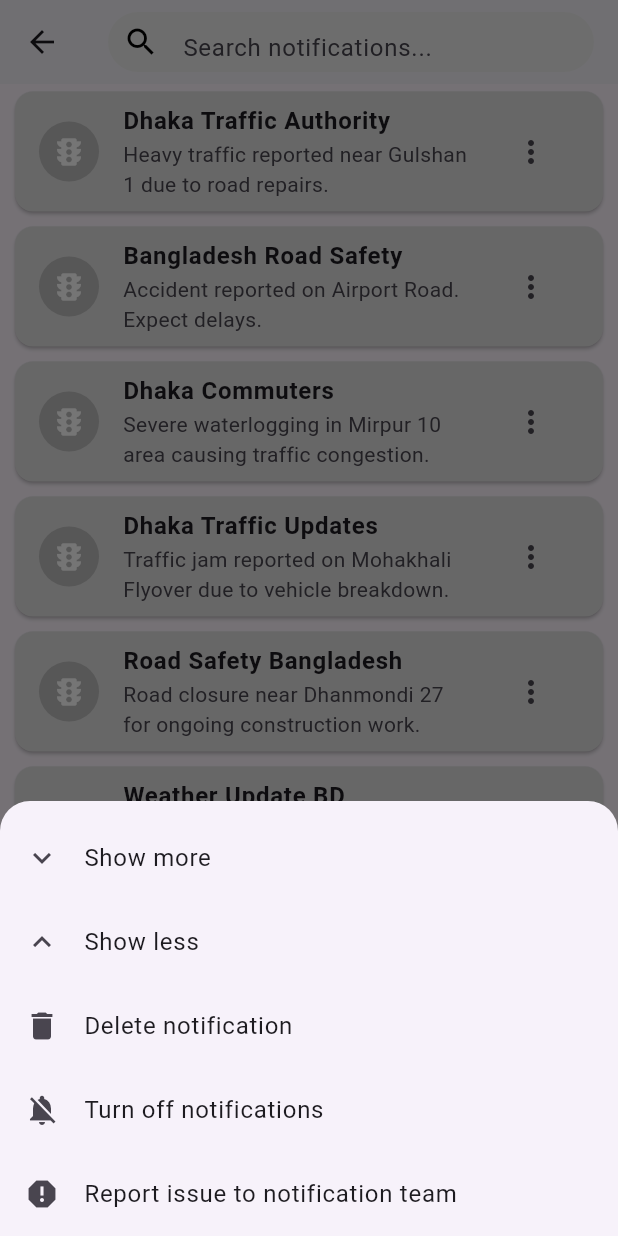
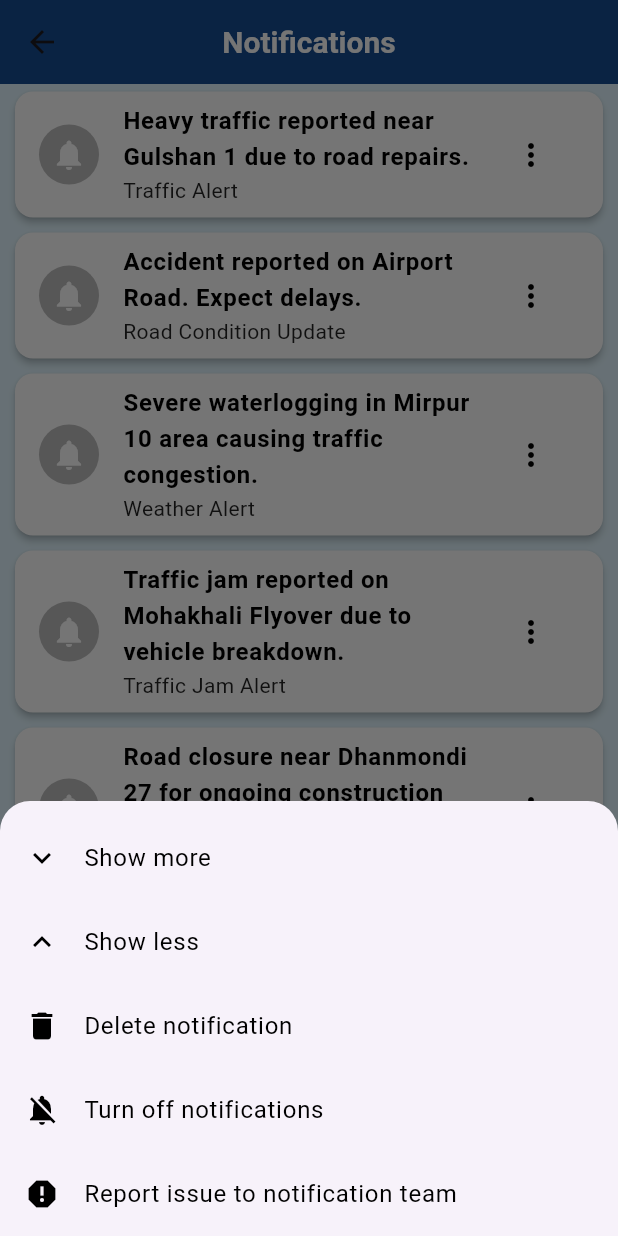
Before and after one commit to emtiaz1/on_the_go, a Flutter app: the NotificationPage screen opened directly, after a tap on the "more vert" icon, on a phone screen of 412 x 824 dp. Run offline on Flutter 3.47's test engine with Material 3 defaults, Android fonts, the phone set to English and light mode, and no system bars; our stand-ins replace cloud_firestore, firebase_auth, firebase_core, flutter_map, google_fonts, icons_plus and 5 more; missing offline and left inert: flutter_map_location_marker; accounts and stored records are empty; project files that could hold a hidden picture were left out.

Commit message:
Notification Backend

```diff
--- a/lib/notification.dart
+++ b/lib/notification.dart
@@ -1,4 +1,5 @@
 import 'package:flutter/material.dart';
+import 'package:cloud_firestore/cloud_firestore.dart';
 
 class NotificationPage extends StatefulWidget {
   const NotificationPage({super.key});
@@ -64,29 +65,65 @@ class _NotificationPageState extends State<NotificationPage> {
   ];
 
   @override
+  void initState() {
+    super.initState();
+    _fetchPostsFromFirestore();
+  }
+
+  // Fetch posts from Firestore and add them as notifications
+  Future<void> _fetchPostsFromFirestore() async {
+    final firestore = FirebaseFirestore.instance;
+
+    // Listen for new posts in the Firestore collection
+    firestore.collection('posts').snapshots().listen((snapshot) {
+      for (var doc in snapshot.docChanges) {
+        if (doc.type == DocumentChangeType.added) {
+          final data = doc.doc.data();
+          if (data != null) {
+            setState(() {
+              notifications.insert(0, {
+                'name': "Someone", // Replace userName with "Someone"
+                'message': "Someone posted from ${data['location']} about ${data['tags']}",
+                'time': "Just now",
+                'post': data['content'],
+                'reaction': null,
+                'seen': false,
+              });
+            });
+          }
+        }
+      }
+    });
+  }
+
+  @override
   Widget build(BuildContext context) {
     return Scaffold(
+      backgroundColor: Colors.lightBlue.shade50, // Light blue background
       appBar: AppBar(
-        backgroundColor: Colors.white,
+        backgroundColor: const Color(0xFF104C91), // Bluish AppBar
         elevation: 2,
-        title: Container(
-          height: 40,
-          padding: const EdgeInsets.symmetric(horizontal: 10),
-          decoration: BoxDecoration(
-            color: Colors.grey[200],
-            borderRadius: BorderRadius.circular(20),
-          ),
-          child: const TextField(
-            decoration: InputDecoration(
-              border: InputBorder.none,
-              hintText: "Search notifications...",
-              icon: Icon(Icons.search, color: Colors.black),
-            ),
+        title: const Text(
+          "Notifications",
+          style: TextStyle(
+            color: Colors.white,
+            fontSize: 20,
+            fontWeight: FontWeight.bold,
           ),
         ),
         centerTitle: true,
       ),
-      body: ListView.builder(
+      body: notifications.isEmpty
+          ? const Center(
+              child: Text(
+                "No notifications yet",
+                style: TextStyle(
+                  color: Colors.black54,
+                  fontSize: 16,
+                ),
+              ),
+            )
+          : ListView.builder(
               itemCount: notifications.length,
               itemBuilder: (context, index) {
                 final notification = notifications[index];
@@ -100,17 +137,26 @@ class _NotificationPageState extends State<NotificationPage> {
     final bool isSeen = notification['seen'];
     return Card(
       margin: const EdgeInsets.symmetric(horizontal: 10, vertical: 5),
-      color: isSeen ? Colors.grey[200] : Colors.grey[300], // Light if seen, dark if unseen
+      color: Colors.white, // Whitish background for notification card
+      elevation: 2,
       child: ListTile(
         leading: CircleAvatar(
-          backgroundColor: Colors.grey[400],
-          child: const Icon(Icons.traffic, color: Colors.white),
+          backgroundColor: isSeen ? Colors.grey[300] : Colors.grey[400],
+          child: const Icon(Icons.notifications, color: Colors.white),
         ),
-        title: Text(notification['name'],
-            style: const TextStyle(fontWeight: FontWeight.bold)),
-        subtitle: Text(notification['message']),
+        title: Text(
+          notification['message'],
+          style: const TextStyle(
+            fontWeight: FontWeight.bold,
+            color: Colors.black, // Blackish text for title
+          ),
+        ),
+        subtitle: Text(
+          notification['post'],
+          style: const TextStyle(color: Colors.black87), // Blackish text
+        ),
         trailing: IconButton(
-          icon: const Icon(Icons.more_vert),
+          icon: const Icon(Icons.more_vert, color: Colors.black),
           onPressed: () => _showBottomMenu(index),
         ),
         onTap: () {
@@ -139,24 +185,33 @@ class _NotificationPageState extends State<NotificationPage> {
               children: [
                 const SizedBox(height: 10),
                 ListTile(
-                  leading: const Icon(Icons.expand_more),
-                  title: const Text("Show more"),
+                  leading: const Icon(Icons.expand_more, color: Colors.black),
+                  title: const Text(
+                    "Show more",
+                    style: TextStyle(color: Colors.black),
+                  ),
                   onTap: () {
                     Navigator.pop(context);
                     _showSnack("Showing more...");
                   },
                 ),
                 ListTile(
-                  leading: const Icon(Icons.expand_less),
-                  title: const Text("Show less"),
+                  leading: const Icon(Icons.expand_less, color: Colors.black),
+                  title: const Text(
+                    "Show less",
+                    style: TextStyle(color: Colors.black),
+                  ),
                   onTap: () {
                     Navigator.pop(context);
                     _showSnack("Showing less...");
                   },
                 ),
                 ListTile(
-                  leading: const Icon(Icons.delete),
-                  title: const Text("Delete notification"),
+                  leading: const Icon(Icons.delete, color: Colors.black),
+                  title: const Text(
+                    "Delete notification",
+                    style: TextStyle(color: Colors.black),
+                  ),
                   onTap: () {
                     setState(() {
                       notifications.removeAt(index);
@@ -165,16 +220,22 @@ class _NotificationPageState extends State<NotificationPage> {
                   },
                 ),
                 ListTile(
-                  leading: const Icon(Icons.notifications_off),
-                  title: const Text("Turn off notifications"),
+                  leading: const Icon(Icons.notifications_off, color: Colors.black),
+                  title: const Text(
+                    "Turn off notifications",
+                    style: TextStyle(color: Colors.black),
+                  ),
                   onTap: () {
                     Navigator.pop(context);
                     _showSnack("Notifications turned off");
                   },
                 ),
                 ListTile(
-                  leading: const Icon(Icons.report),
-                  title: const Text("Report issue to notification team"),
+                  leading: const Icon(Icons.report, color: Colors.black),
+                  title: const Text(
+                    "Report issue to notification team",
+                    style: TextStyle(color: Colors.black),
+                  ),
                   onTap: () {
                     Navigator.pop(context);
                     _showSnack("Issue reported");
```
Also changed, not shown: lib/NotificationSettings.dart (+28 -19 lines). Lines whose indentation alone changed are shown as unchanged.
